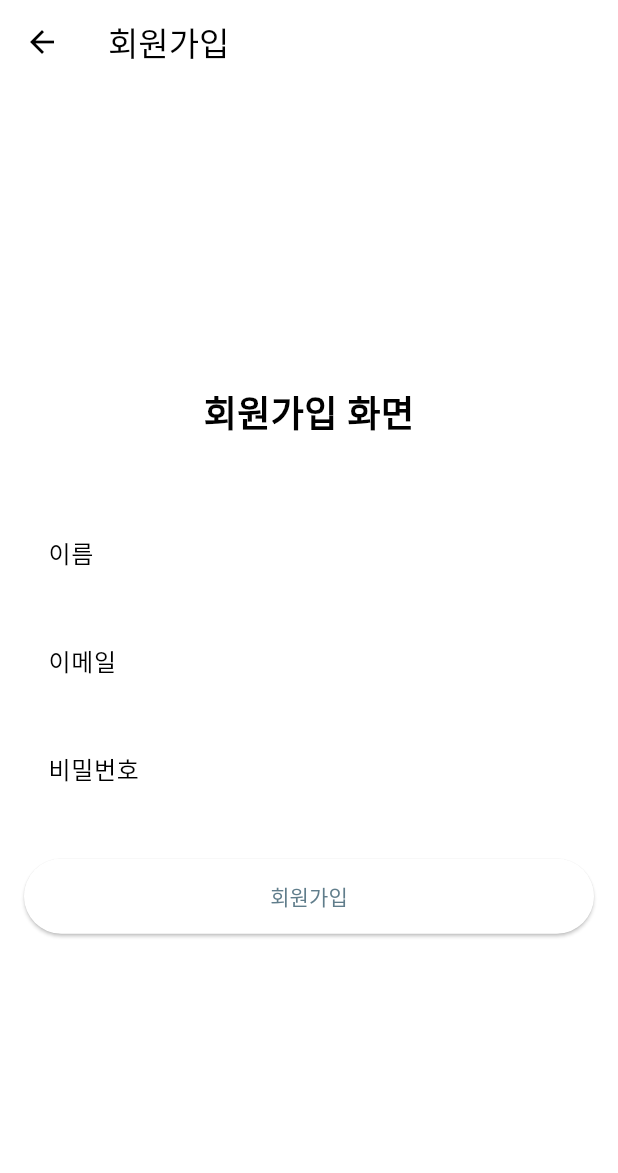
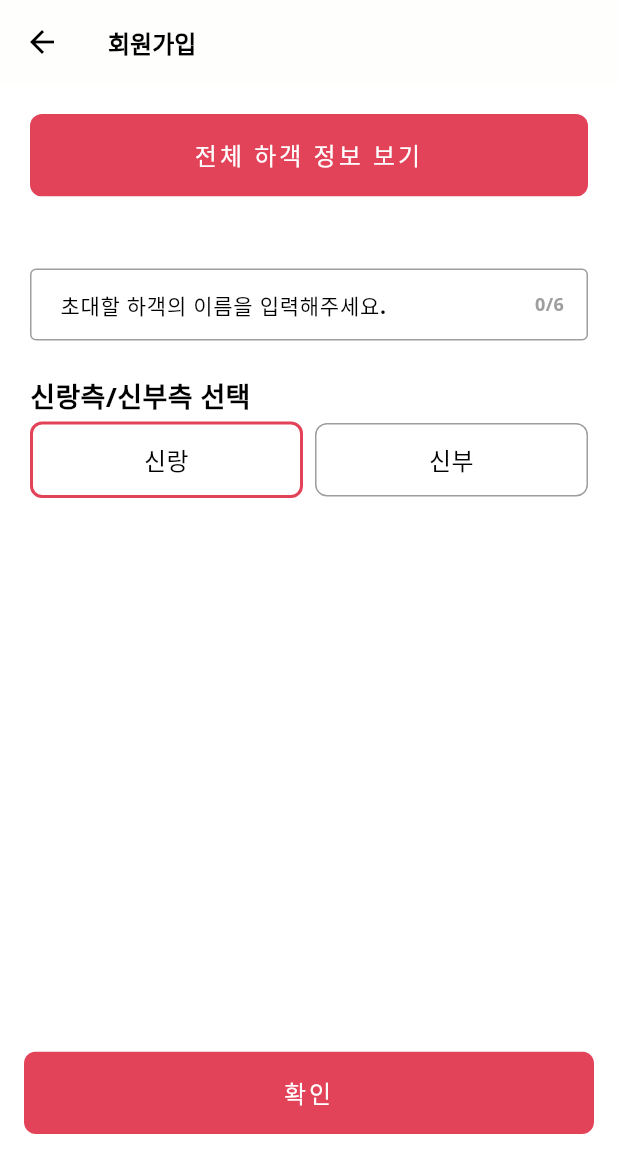
Before and after one commit to wonjonglee-29cm/WeddingAdmin, a Flutter app: the SignUpScreen screen opened directly, on a phone screen of 412 x 824 dp. Shown: the top 1173 px of the screen. Run offline on Flutter 3.47's test engine with Material 3 defaults, Android fonts, the light colour scheme and no system bars; drawn by our look-alikes of flutter_animate; our stand-ins replace dio, flutter_hooks, flutter_riverpod, hooks_riverpod, shared_preferences; accounts and stored records are empty; network calls fail; project files that could hold a hidden picture were left out.

Commit message:
회원가입, 방명록 개발

```diff
--- a/lib/data/repository/greeting_repository.dart
+++ b/lib/data/repository/greeting_repository.dart
@@ -1,8 +1,5 @@
 import 'package:shared_preferences/shared_preferences.dart';
 import 'package:wedding/data/raw/greeting_raw.dart';
-import 'package:wedding/data/raw/member_all_raw.dart';
-import 'package:wedding/data/raw/signin_raw.dart';
-import 'package:wedding/data/raw/token_raw.dart';
 import 'package:wedding/data/remote/api.dart';
 
 class GreetingRepository {
--- a/lib/data/repository/member_repository.dart
+++ b/lib/data/repository/member_repository.dart
@@ -21,7 +21,7 @@ class MemberRepository {
 
   Future<bool> signUp(SignInRaw request) async {
     final response = await Api.signUp(request);
-    return response.statusCode! > 300;
+    return response.statusCode! <= 300;
   }
 
   Future<MemberAllRaw> getAll() async {
--- /dev/null
+++ b/lib/design/component/ds_selection_button.dart
@@ -0,0 +1,56 @@
+import 'package:flutter/material.dart';
+import 'package:wedding/design/ds_foundation.dart';
+
+Widget buildSelectionButtons(String title, Map<bool, String> options, bool? groupValue, ValueChanged<bool?> onChanged, {String? description}) {
+  return buildSection(
+    title,
+    Row(
+      children: options.entries.map((entry) {
+        final bool value = entry.key;
+        final String text = entry.value;
+
+        return Expanded(
+          child: GestureDetector(
+            onTap: () => onChanged(value),
+            child: Container(
+              padding: const EdgeInsets.symmetric(horizontal: 16, vertical: 12),
+              margin: EdgeInsets.only(
+                right: value ? 4 : 0,
+                left: !value ? 4 : 0,
+              ),
+              decoration: BoxDecoration(
+                border: Border.all(
+                  color: groupValue == value ? primaryColor : Colors.grey,
+                  width: groupValue == value ? 2 : 1,
+                ),
+                borderRadius: BorderRadius.circular(8),
+              ),
+              child: Text(
+                text,
+                textAlign: TextAlign.center,
+                style: bodyStyle1,
+              ),
+            ),
+          ),
+        );
+      }).toList(),
+    ),
+    description: description,
+  );
+}
+
+Widget buildSection(String title, Widget child, {String? description}) {
+  return Column(
+    crossAxisAlignment: CrossAxisAlignment.start,
+    children: [
+      Text(title, style: titleStyle2),
+      const SizedBox(height: 4),
+      if (description != null) ...[
+        Text(description, style: bodyStyle2.copyWith(color: Colors.grey)),
+        title2Gap,
+      ],
+      child,
+      itemsGap,
+    ],
+  );
+}
--- a/lib/screen/di_viewmodel.dart
+++ b/lib/screen/di_viewmodel.dart
@@ -1,14 +1,26 @@
 import 'package:flutter_riverpod/flutter_riverpod.dart';
 import 'package:wedding/data/di_repository.dart';
+import 'package:wedding/screen/greeting/greeting_viewmodel.dart';
 import 'package:wedding/screen/main/main_viewmodel.dart';
 import 'package:wedding/screen/signin/signin_viewmodel.dart';
+import 'package:wedding/screen/signup/signup_screen.dart';
 
-final signInViewModelProvider =
-    StateNotifierProvider<SignInViewModel, SignInState>((ref) {
+import 'signup/signup_viewmodel.dart';
+
+final signInViewModelProvider = StateNotifierProvider<SignInViewModel, SignInState>((ref) {
   return SignInViewModel(ref.watch(memberRepositoryProvider));
 });
 
-final mainViewModelProvider =
-    StateNotifierProvider<MainViewModel, MainState>((ref) {
+final mainViewModelProvider = StateNotifierProvider<MainViewModel, MainState>((ref) {
   return MainViewModel();
 });
+
+final signUpViewModelProvider = StateNotifierProvider<SignUpViewModel, SignUpState>((ref) {
+  final repository = ref.watch(memberRepositoryProvider);
+  return SignUpViewModel(repository);
+});
+
+final greetingViewModelProvider = StateNotifierProvider.autoDispose<GreetingViewModel, GreetingState>((ref) {
+  final repository = ref.watch(greetingRepositoryProvider);
+  return GreetingViewModel(repository);
+});
--- a/lib/screen/signup/signup_screen.dart
+++ b/lib/screen/signup/signup_screen.dart
@@ -1,100 +1,94 @@
 import 'package:flutter/material.dart';
+import 'package:flutter_animate/flutter_animate.dart';
+import 'package:flutter_hooks/flutter_hooks.dart';
 import 'package:hooks_riverpod/hooks_riverpod.dart';
-import 'package:flutter_hooks/flutter_hooks.dart';
+import 'package:wedding/design/anim/ds_slide_route.dart';
+import 'package:wedding/design/component/ds_appbar.dart';
+import 'package:wedding/design/component/ds_bottom_button.dart';
+import 'package:wedding/design/component/ds_selection_button.dart';
+import 'package:wedding/design/component/ds_textfield.dart';
+import 'package:wedding/design/ds_foundation.dart';
+import 'package:wedding/screen/di_viewmodel.dart';
 
-// SignUp 상태 클래스
-class SignUpState {
-  final bool isLoading;
-  final String? errorMessage;
+// SignUp 화면
+class SignUpScreen extends HookConsumerWidget {
+  const SignUpScreen({super.key});
 
-  SignUpState({
-    this.isLoading = false,
-    this.errorMessage,
-  });
+  @override
+  Widget build(BuildContext context, WidgetRef ref) {
+    final signUpState = ref.watch(signUpViewModelProvider);
+    final viewModel = ref.read(signUpViewModelProvider.notifier);
 
-  SignUpState copyWith({
-    bool? isLoading,
-    String? errorMessage,
-  }) {
-    return SignUpState(
-      isLoading: isLoading ?? this.isLoading,
-      errorMessage: errorMessage,
+    // 텍스트 컨트롤러 생성
+    final nameController = useTextEditingController();
+
+    // 회원가입 함수
+    Future<void> handleSignUp() async {
+      if (nameController.text.isEmpty) {
+        ScaffoldMessenger.of(context).showSnackBar(
+          const SnackBar(content: Text('이름을 입력해주세요.')),
+        );
+        return;
+      }
+
+      final result = await viewModel.signUp(name: nameController.text);
+
+      if (context.mounted) {
+        ScaffoldMessenger.of(context).showSnackBar(
+          SnackBar(
+            content: Text(result ? '회원가입이 완료되었습니다.' : '회원가입이 실패하였습니다.'),
+          ),
         );
       }
     }
 
-// SignUp ViewModel
-class SignUpViewModel extends StateNotifier<SignUpState> {
-  SignUpViewModel() : super(SignUpState());
+    return Scaffold(
+      appBar: normalAppBar('회원가입'),
+      body: Expanded(
+          child: Column(
+        crossAxisAlignment: CrossAxisAlignment.stretch,
+        children: [
+          Expanded(
+            child: SingleChildScrollView(
+              padding: const EdgeInsets.all(20.0),
+              child: Column(
+                crossAxisAlignment: CrossAxisAlignment.start,
+                children: [
+                  Container(
+                    child: bottomButtonWidget(onPressed: () => {
+                      //Navigator.of(context).push(SlideUpRoute(page: const MembersScreen()))
+                      // api 개발 후 이동
+                    }, text: '전체 하객 정보 보기', isEnabled: true, padding: const EdgeInsets.symmetric(horizontal: 0)),
+                  ),
 
-  void startLoading() {
-    state = state.copyWith(isLoading: true, errorMessage: null);
-  }
+                  itemsGap,
+                  itemsGap,
 
-  void stopLoading() {
-    state = state.copyWith(isLoading: false);
-  }
+                  TextFieldWidget(
+                    controller: nameController,
+                    decoration: defaultDecor(hint: '하객 이름을 입력해주세요', labelText: '초대할 하객의 이름을 입력해주세요.'),
+                    maxLength: 6,
+                    validator: (value) {
+                      if (value?.isEmpty ?? true) return '하객 이름이 없습니다.';
+                      return null;
+                    },
+                  ).animate().fadeIn().slideY(begin: 1, end: 0),
 
-  void setError(String message) {
-    state = state.copyWith(errorMessage: message, isLoading: false);
-  }
+                  itemsGap,
 
-  Future<void> signUp({
-    required String name,
-    required String email,
-    required String password,
-  }) async {
-    try {
-      startLoading();
-      // 실제 회원가입 로직 구현
-      await Future.delayed(const Duration(seconds: 2)); // 회원가입 API 호출 시뮬레이션
-      stopLoading();
-    } catch (e) {
-      setError(e.toString());
-    }
-  }
-}
-
-// SignUp Provider
-final signUpProvider = StateNotifierProvider<SignUpViewModel, SignUpState>((ref) {
-  return SignUpViewModel();
-});
-
-// SignUp 화면
-class SignUpScreen extends HookConsumerWidget {
-  const SignUpScreen({Key? key}) : super(key: key);
-
-  @override
-  Widget build(BuildContext context, WidgetRef ref) {
-    final signUpState = ref.watch(signUpProvider);
-    final viewModel = ref.read(signUpProvider.notifier);
-
-    // 텍스트 컨트롤러 생성
-    final nameController = useTextEditingController();
-    final emailController = useTextEditingController();
-    final passwordController = useTextEditingController();
-
-    return Scaffold(
-      appBar: AppBar(
-        title: const Text('회원가입'),
+                  buildSelectionButtons(
+                    '신랑측/신부측 선택',
+                    {true: '신랑', false: '신부'},
+                    signUpState.isGroom,
+                    (value) => viewModel.setIsGroom(value == true),
                   ),
-      body: Padding(
-        padding: const EdgeInsets.all(16.0),
-        child: Column(
-          mainAxisAlignment: MainAxisAlignment.center,
-          children: [
-            const Text(
-              '회원가입 화면',
-              style: TextStyle(
-                fontSize: 24,
-                fontWeight: FontWeight.bold,
-              ),
-            ),
-            const SizedBox(height: 32),
+                  itemsGap,
 
                   // 에러 메시지가 있으면 표시
                   if (signUpState.errorMessage != null)
-              Container(
+                    Padding(
+                      padding: const EdgeInsets.only(top: 16),
+                      child: Container(
                         padding: const EdgeInsets.all(8),
                         color: Colors.red[100],
                         child: Text(
@@ -102,58 +96,23 @@ class SignUpScreen extends HookConsumerWidget {
                           style: const TextStyle(color: Colors.red),
                         ),
                       ),
-
-            const SizedBox(height: 16),
-
-            // 폼 필드들
-            TextFormField(
-              controller: nameController,
-              decoration: const InputDecoration(
-                labelText: '이름',
-                border: OutlineInputBorder(),
-              ),
-            ),
-            const SizedBox(height: 16),
-            TextFormField(
-              controller: emailController,
-              decoration: const InputDecoration(
-                labelText: '이메일',
-                border: OutlineInputBorder(),
-              ),
-              keyboardType: TextInputType.emailAddress,
-            ),
-            const SizedBox(height: 16),
-            TextFormField(
-              controller: passwordController,
-              decoration: const InputDecoration(
-                labelText: '비밀번호',
-                border: OutlineInputBorder(),
-              ),
-              obscureText: true,
-            ),
-            const SizedBox(height: 32),
-
-            // 회원가입 버튼
-            ElevatedButton(
-              onPressed: signUpState.isLoading
-                  ? null
-                  : () {
-                viewModel.signUp(
-                  name: nameController.text,
-                  email: emailController.text,
-                  password: passwordController.text,
-                );
-              },
-              style: ElevatedButton.styleFrom(
-                minimumSize: const Size.fromHeight(50),
-              ),
-              child: signUpState.isLoading
-                  ? const CircularProgressIndicator()
-                  : const Text('회원가입'),
-            ),
+                    )
                 ],
               ),
             ),
+          ),
+          Container(
+            padding: const EdgeInsets.symmetric(vertical: 20),
+            child: bottomButtonWidget(
+              onPressed: signUpState.isLoading ? null : handleSignUp,
+              text: '확인',
+              isEnabled: !signUpState.isLoading,
+            ),
+          ),
+          itemsGap,
+          itemsGap,
+        ],
+      )),
     );
   }
 }
```
Also changed, not shown: lib/data/raw/greeting_raw.dart (+4 -4 lines), lib/design/anim/ds_slide_route.dart (added, +43 -0 lines), lib/screen/greeting/greeting_screen.dart (+78 -101 lines), lib/screen/greeting/greeting_viewmodel.dart (added, +53 -0 lines), lib/screen/signup/signup_viewmodel.dart (added, +71 -0 lines). Lines whose indentation alone changed are shown as unchanged.
